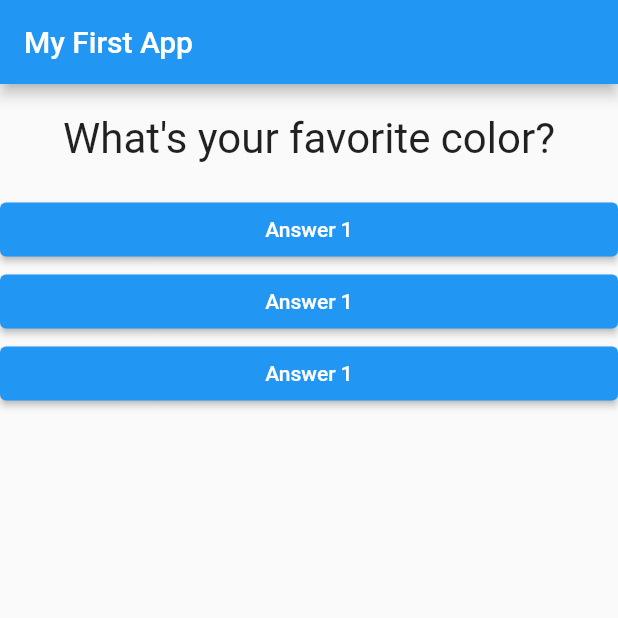
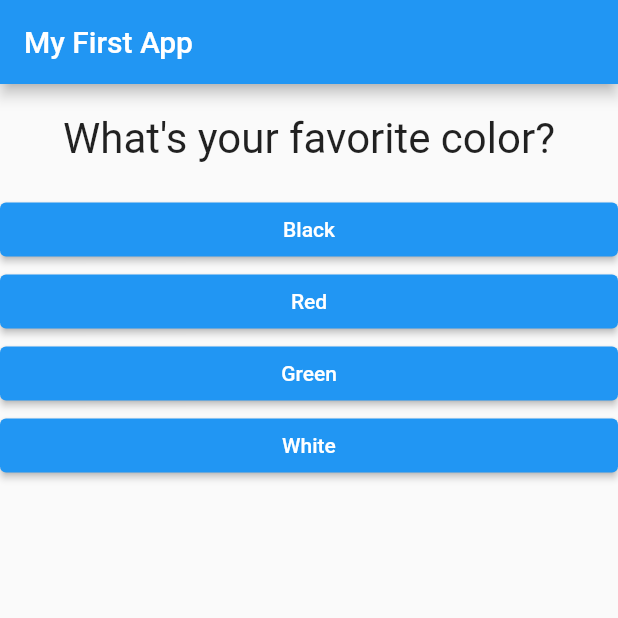
Before and after one commit to Yasser-Shehab/Flutter-Widget-Implementation, a Flutter app: the screen it shows after launch, on a phone screen of 412 x 824 dp, the top half of it. Run offline on Flutter 3.47's test engine with Material 2 defaults, Android fonts, the phone set to English and light mode, and no system bars.

Commit message:
Created A map and Looped using map for every question

```diff
--- a/lib/answer.dart
+++ b/lib/answer.dart
@@ -6,18 +6,20 @@ import 'package:flutter/material.dart';
 
 class Answer extends StatelessWidget {
   final Function selectHandler;
-  Answer(this.selectHandler);
+  final String answerText;
+  Answer(this.selectHandler, this.answerText);
 
   @override
   Widget build(BuildContext context) {
     return Container(
       width: double.infinity,
       child: ElevatedButton(
-          style: ButtonStyle(
-            backgroundColor: MaterialStateProperty.all<Color>(Colors.blue),
+          style: ElevatedButton.styleFrom(
+            primary: Colors.blue,
+            onPrimary: Colors.white,
           ),
           onPressed: selectHandler,
-          child: Text('Answer 1')),
+          child: Text(answerText)),
     );
   }
 }
--- a/lib/main.dart
+++ b/lib/main.dart
@@ -18,8 +18,18 @@ class MyApp extends StatefulWidget {
 
 class _MyAppState extends State<MyApp> {
   var questions = [
-    'What\'s your favorite color?',
-    'What\'s your favorite animal?',
+    {
+      'questionText': 'What\'s your favorite color?',
+      'answers': ['Black', 'Red', 'Green', 'White'],
+    },
+    {
+      'questionText': 'What\'s your favorite animal?',
+      'answers': ['Rabbit', 'Snake', 'Elephant', 'Lion'],
+    },
+    {
+      'questionText': 'What\'s your favorite Game?',
+      'answers': ['Minecraft', 'Red Dead Redemption2', 'GTA V', 'Yakuza'],
+    },
   ];
   var _questionIndex = 0;
   void _answerQuestion() {
@@ -39,11 +49,11 @@ class _MyAppState extends State<MyApp> {
           title: Text("My First App"),
         ),
         body: Column(children: [
-          Question(questions[_questionIndex]),
-          Answer(_answerQuestion),
-          Answer(_answerQuestion),
-          Answer(_answerQuestion),
-
+          Question(questions[_questionIndex]['questionText']),
+          ...(questions[_questionIndex]['answers'] as List<String>)
+              .map((answer) {
+            return Answer(_answerQuestion, answer);
+          }).toList()
         ]),
       ),
     );
```
